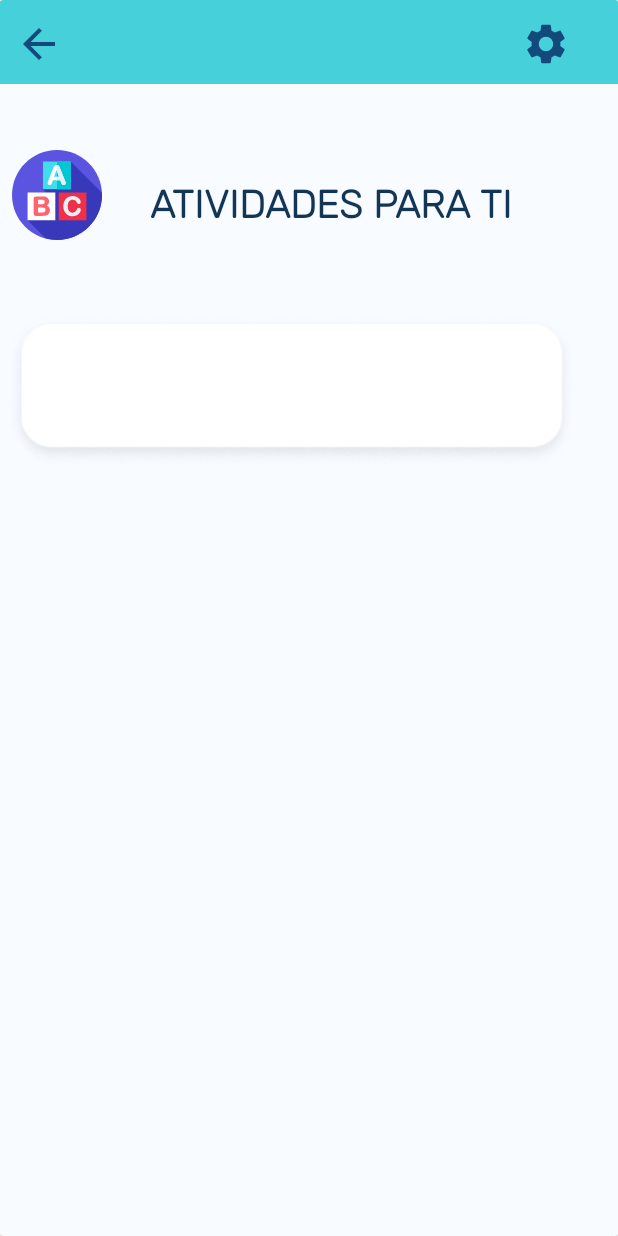
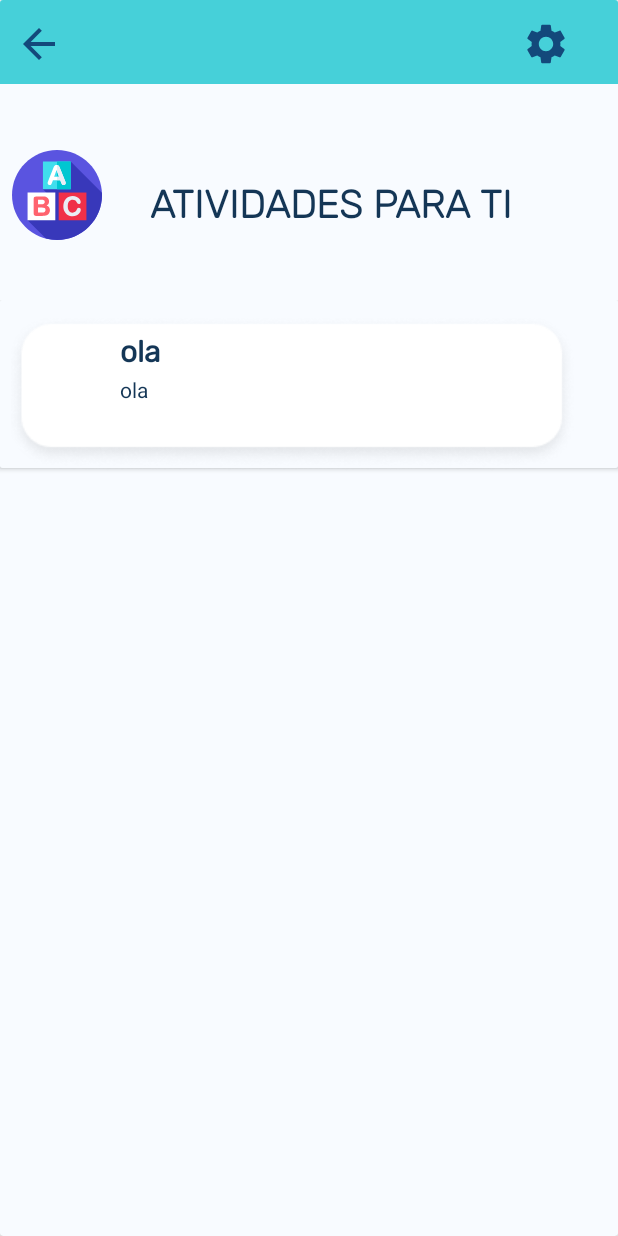
Before and after one commit to miguelamorim-2000/KidsLand, an Android app: the AtividadesList screen opened directly, with no data from a screen before it, on a phone screen of 412 x 824 dp. Run offline under Robolectric (Android 15) with nearby library versions, the phone set to English and light mode, and no system bars; our stand-ins replace Volley; Roboto replaces fonts that are not available here.

Commit message:
Nova Alterações. Miguel

```diff
--- a/app/build.gradle
+++ b/app/build.gradle
@@ -41,6 +41,9 @@ dependencies {
     implementation 'com.squareup.retrofit2:retrofit:2.8.1'
     implementation 'com.squareup.retrofit2:converter-gson:2.8.1'
     implementation 'com.squareup.okhttp3:logging-interceptor:4.5.0'
+    // Glide library
+    implementation 'com.github.bumptech.glide:glide:4.6.1'
+    annotationProcessor 'com.github.bumptech.glide:compiler:4.6.1'
     implementation("com.squareup.okhttp3:okhttp:4.9.0")
     testImplementation 'junit:junit:4.+'
     androidTestImplementation 'androidx.test.ext:junit:1.1.2'
--- a/app/src/main/java/com/example/kidsland/AtividadesList.java
+++ b/app/src/main/java/com/example/kidsland/AtividadesList.java
@@ -1,6 +1,8 @@
 package com.example.kidsland;
 
 import android.app.ProgressDialog;
+import android.content.Context;
+import android.content.Intent;
 import android.os.Bundle;
 import android.util.Log;
 import android.widget.Toast;
@@ -39,16 +41,13 @@ public class AtividadesList extends AppCompatActivity {
 
     //Instance Variables
     private static final String TAG = "AtividadesList";
-    private static final String URL_DATA = "http://10.0.2.2:8080/Back-end/ActivitiesRGet";
+    private static final String URL_DATA = "http://188.82.156.135:8080/Back-end/ActivitiesRGet";
     ArrayList<ListItem> listItems;
     RecyclerView mRecyclerView;
     RecyclerView.LayoutManager mLayoutManager;
     RecyclerView.Adapter mAdapter;
 
 
-    /*  private RequestQueue mQueue;
-    private TextView textLocation;
-    private TextView textTitle;*/
 
 
     //Constructors
@@ -59,22 +58,28 @@ public class AtividadesList extends AppCompatActivity {
         setContentView(R.layout.activity_atividades_list);
 
 
-
-
         listItems = new ArrayList<>();
-
+        listItems.add(new ListItem("ola","ola"));
         //Create Recycler View
         mRecyclerView = (RecyclerView) findViewById(R.id.recycler_view);
 
 
+        //Create Recycler View
+        mAdapter = new AtividadesListAdapter(listItems);
+
+
+        mLayoutManager = new LinearLayoutManager(this);
+
         //CREATE ADAPTER
-        mLayoutManager = new LinearLayoutManager(this);
+        mRecyclerView.setLayoutManager(mLayoutManager);
+        mRecyclerView.setAdapter(mAdapter);
+
 
 
         //HTTP GET
         OkHttpClient client = new OkHttpClient();
 
-        String url = "http://10.0.2.2:8080/Back-end/ActivitiesRGet";
+        String url = "http://188.82.156.135:8080/Back-end/ActivitiesRGet";
 
         Request request = new Request.Builder().url(url).build();
 
@@ -104,16 +109,14 @@ public class AtividadesList extends AppCompatActivity {
                     }
 
                     AtividadesList.this.runOnUiThread(() -> {
-                        mAdapter = new AtividadesListAdapter(listItems);
-                        mRecyclerView.setLayoutManager(mLayoutManager);
-                        mRecyclerView.setAdapter(mAdapter);
+
+
                         System.out.println(listItems);
                         for (int j=0; j < listItems.size(); j++){
                             Log.d(TAG, "onCreate: "+ listItems.get(j));
                         }
 
                     });
-
 
 
 
--- a/app/src/main/java/com/example/kidsland/AtividadesListAdapter.java
+++ b/app/src/main/java/com/example/kidsland/AtividadesListAdapter.java
@@ -1,19 +1,34 @@
 package com.example.kidsland;
 
+import android.content.Context;
+import android.graphics.Bitmap;
+import android.graphics.BitmapFactory;
 import android.graphics.Color;
+import android.os.StrictMode;
 import android.view.LayoutInflater;
 import android.view.View;
 import android.view.ViewGroup;
+import android.widget.Button;
+import android.widget.ImageView;
 import android.widget.TextView;
 
 import androidx.annotation.NonNull;
 import androidx.recyclerview.widget.RecyclerView;
 
+import com.bumptech.glide.Glide;
+import com.bumptech.glide.request.Request;
+import com.bumptech.glide.request.RequestOptions;
+
+import java.io.IOException;
+import java.net.MalformedURLException;
+import java.net.URL;
 import java.util.ArrayList;
 
 public class AtividadesListAdapter extends RecyclerView.Adapter<AtividadesListAdapter.ViewHolder> {
 
     ArrayList<ListItem> items;
+    private Context contexto;
+    RequestOptions option;
 
     public AtividadesListAdapter(ArrayList<ListItem> listItems){
         items = listItems;
@@ -21,7 +36,10 @@ public class AtividadesListAdapter extends RecyclerView.Adapter<AtividadesListAd
     @Override
     public AtividadesListAdapter.ViewHolder onCreateViewHolder(ViewGroup parent, int viewType) {
         View view = LayoutInflater.from(parent.getContext()).inflate(R.layout.row, parent, false);
+        StrictMode.ThreadPolicy policy = new StrictMode.ThreadPolicy.Builder().permitAll().build();
+        StrictMode.setThreadPolicy(policy);
         return new ViewHolder(view);
+
     }
 
     @Override
@@ -29,7 +47,9 @@ public class AtividadesListAdapter extends RecyclerView.Adapter<AtividadesListAd
         holder.title.setText(items.get(position).getTittle());
         holder.description.setText(items.get(position).getLocation());
         holder.itemView.findViewById(R.id.containerActivity).setBackgroundColor(Color.parseColor("#F8FBFF"));
-    }
+
+
+        }
 
     @Override
     public int getItemCount() {
@@ -39,11 +59,28 @@ public class AtividadesListAdapter extends RecyclerView.Adapter<AtividadesListAd
     public class ViewHolder extends RecyclerView.ViewHolder {
         public TextView title;
         public TextView description;
+        public ImageView activityLogo;
+
 
         public ViewHolder (View itemView){
             super (itemView);
             title = itemView.findViewById(R.id.textTitle);
             description = itemView.findViewById(R.id.textLocation);
+            activityLogo = itemView.findViewById(R.id.activityLogo);
+
+          /*  URL url ;
+            Bitmap bmp = null;
+            ImageView logo;
+            try {
+                url = new URL("http://image10.bizrate-images.com/resize?sq=60&uid=2216744464");
+                bmp = BitmapFactory.decodeStream(url.openConnection().getInputStream());
+            } catch (IOException e) {
+                e.printStackTrace();
+            } finally {
+                activityLogo.setImageBitmap(bmp);
+            }
+*/
+
         }
     }
 
--- a/app/src/main/java/com/example/kidsland/LoginActivity.java
+++ b/app/src/main/java/com/example/kidsland/LoginActivity.java
@@ -27,7 +27,7 @@ public class LoginActivity extends AppCompatActivity {
     String e, p;
     RequestParams params;
     AsyncHttpClient client;
-    String URL ="http://10.0.2.2:8080/Back-end/Login";
+    String URL ="http://188.82.156.135:8080/Back-end/Login";
     @Override
     protected void onCreate(Bundle savedInstanceState) {
         getSupportActionBar().hide();
--- a/app/src/main/res/layout/activity_atividades_list.xml
+++ b/app/src/main/res/layout/activity_atividades_list.xml
@@ -101,7 +101,8 @@
                 android:layout_height="wrap_content"
                 android:layout_marginStart="7dp"
                 android:layout_marginLeft="7dp"
-                android:layout_marginTop="10dp"
+                android:layout_marginTop="7dp"
+                android:padding="5dp"
                 app:srcCompat="@drawable/rectangleactivity" />
 
             <TextView
@@ -128,11 +129,22 @@
                 android:textColor="#143656"
                 android:textSize="14dp" />
 
+            <ImageView
+                android:id="@+id/activityLogo"
+                android:layout_width="41dp"
+                android:layout_height="42dp"
+                android:layout_marginStart="25dp"
+                android:layout_marginLeft="25dp"
+                android:layout_marginTop="35dp"
+                tools:srcCompat="@tools:sample/avatars" />
+
             <androidx.recyclerview.widget.RecyclerView
                 android:id="@+id/recycler_view"
                 android:layout_width="match_parent"
                 android:layout_height="match_parent"
                 />
+
+
 
 
         </RelativeLayout>
--- a/app/src/main/res/layout/activity_login.xml
+++ b/app/src/main/res/layout/activity_login.xml
@@ -79,6 +79,7 @@
         android:background="@drawable/textfieldround"
         android:ems="10"
         android:inputType="textPassword"
+        android:paddingLeft="5dp"
         app:layout_constraintEnd_toEndOf="parent"
         app:layout_constraintStart_toStartOf="parent"
         app:layout_constraintTop_toBottomOf="@+id/passwordtittle" />
@@ -91,6 +92,7 @@
         android:background="@drawable/textfieldround"
         android:ems="10"
         android:inputType="textEmailAddress"
+        android:paddingLeft="5dp"
         app:layout_constraintBottom_toTopOf="@+id/passwordtittle"
         app:layout_constraintHorizontal_bias="0.488"
         app:layout_constraintLeft_toLeftOf="parent"
```
Also changed, not shown: app/src/main/res/drawable/loadingicon.png (added).
